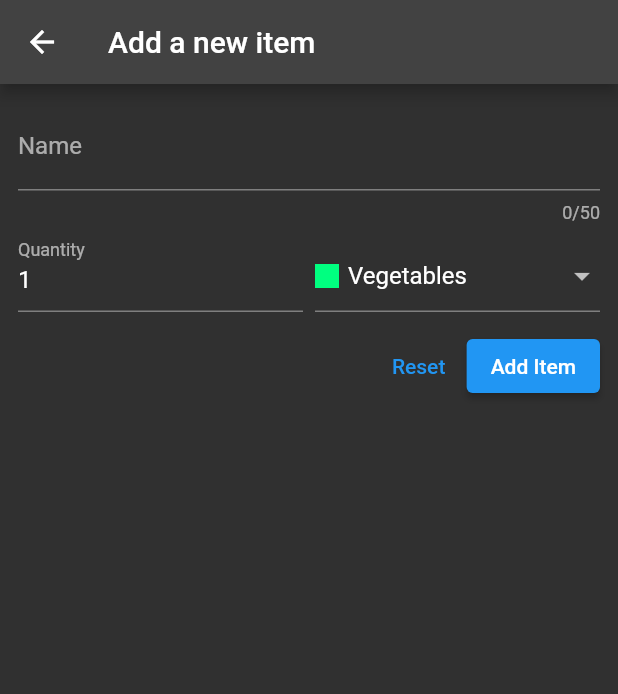
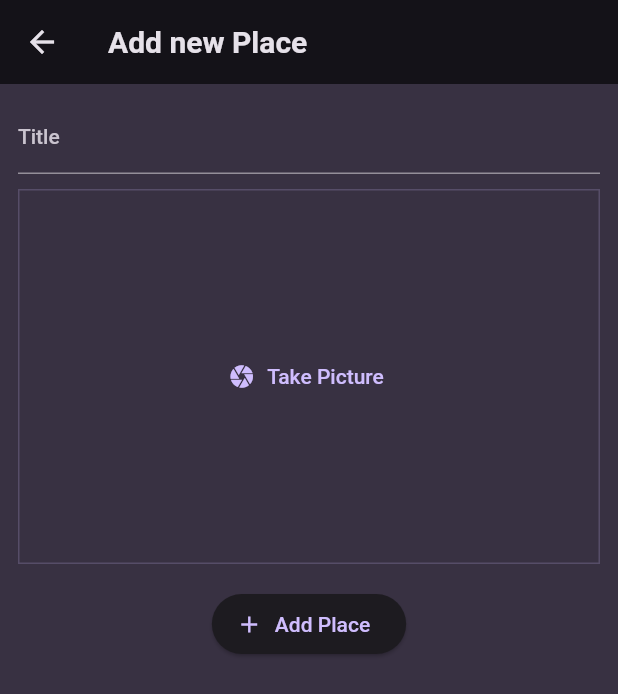
Before and after one commit to seolhs04/flutter-playground, a Flutter app: the screen it shows after launch, after a tap on the "add" icon, on a phone screen of 412 x 824 dp. Shown: the top 694 px of the screen. Run offline on Flutter 3.47's test engine with Material 2 defaults, Android fonts, the phone set to English and light mode, and no system bars; our stand-ins replace flutter_bloc, flutter_dotenv, google_fonts, image_picker, shared_preferences, transparent_image; network calls fail.

Commit message:
use image picker

```diff
--- /dev/null
+++ b/lib/apps/favorite_places/main.dart
@@ -0,0 +1,47 @@
+import 'package:flutter/material.dart';
+import 'package:flutter_app/apps/favorite_places/providers/user_places_cubit.dart';
+import 'package:flutter_app/apps/favorite_places/screens/places.dart';
+import 'package:flutter_bloc/flutter_bloc.dart';
+
+import 'package:google_fonts/google_fonts.dart';
+
+final colorScheme = ColorScheme.fromSeed(
+  brightness: Brightness.dark,
+  seedColor: const Color.fromARGB(255, 102, 6, 247),
+  background: const Color.fromARGB(255, 56, 49, 66),
+);
+
+final theme = ThemeData().copyWith(
+  useMaterial3: true,
+  scaffoldBackgroundColor: colorScheme.background,
+  colorScheme: colorScheme,
+  textTheme: GoogleFonts.ubuntuCondensedTextTheme().copyWith(
+    titleSmall: GoogleFonts.ubuntuCondensed(
+      fontWeight: FontWeight.bold,
+    ),
+    titleMedium: GoogleFonts.ubuntuCondensed(
+      fontWeight: FontWeight.bold,
+    ),
+    titleLarge: GoogleFonts.ubuntuCondensed(
+      fontWeight: FontWeight.bold,
+    ),
+  ),
+);
+
+class FavoritePlacesApp extends StatelessWidget {
+  const FavoritePlacesApp({Key? key}) : super(key: key);
+
+  @override
+  Widget build(BuildContext context) {
+    return MultiBlocProvider(
+      providers: [
+        BlocProvider(create: (ctx) => UserPlacesCubit()),
+      ],
+      child: MaterialApp(
+        title: 'Great Places',
+        theme: theme,
+        home: const PlacesScreen(),
+      ),
+    );
+  }
+}
--- /dev/null
+++ b/lib/apps/favorite_places/models/place.dart
@@ -0,0 +1,10 @@
+import 'package:uuid/uuid.dart';
+
+const uuid = Uuid();
+
+class Place {
+  Place({required this.title}) : id = uuid.v4();
+
+  final String id;
+  final String title;
+}
--- /dev/null
+++ b/lib/apps/favorite_places/providers/user_places_cubit.dart
@@ -0,0 +1,12 @@
+import 'package:flutter_bloc/flutter_bloc.dart';
+
+import '../models/place.dart';
+
+class UserPlacesCubit extends Cubit<List<Place>> {
+  UserPlacesCubit() : super([]);
+
+  void addPlace(String title) {
+    final newPlace = Place(title: title);
+    emit([...state, newPlace]);
+  }
+}
--- /dev/null
+++ b/lib/apps/favorite_places/screens/add_place.dart
@@ -0,0 +1,66 @@
+import 'package:flutter/material.dart';
+import 'package:flutter_app/apps/favorite_places/providers/user_places_cubit.dart';
+import 'package:flutter_app/apps/favorite_places/widgets/image_input.dart';
+import 'package:flutter_bloc/flutter_bloc.dart';
+
+import '../models/place.dart';
+
+class AddPlaceScreen extends StatefulWidget {
+  const AddPlaceScreen({super.key});
+
+  @override
+  State<AddPlaceScreen> createState() => _AddPlaceScreenState();
+}
+
+class _AddPlaceScreenState extends State<AddPlaceScreen> {
+  final _titleController = TextEditingController();
+
+  void _savePlace(BuildContext context) {
+    final enteredText = _titleController.text;
+    if (enteredText.isEmpty) {
+      return;
+    }
+    context.read<UserPlacesCubit>().addPlace(enteredText);
+    Navigator.of(context).pop();
+  }
+
+  @override
+  void dispose() {
+    _titleController.dispose();
+    super.dispose();
+  }
+
+  @override
+  Widget build(BuildContext context) {
+    return BlocBuilder<UserPlacesCubit, List<Place>>(builder: (context, _) {
+      return Scaffold(
+        appBar: AppBar(
+          title: const Text('Add new Place'),
+        ),
+        body: SingleChildScrollView(
+          padding: const EdgeInsets.all(12),
+          child: Column(
+            children: [
+              TextField(
+                decoration: const InputDecoration(labelText: 'Title'),
+                controller: _titleController,
+                style: TextStyle(
+                    color: Theme.of(context).colorScheme.onBackground),
+              ),
+              const SizedBox(height: 10),
+              const ImageInput(),
+              const SizedBox(height: 16),
+              ElevatedButton.icon(
+                onPressed: () {
+                  _savePlace(context);
+                },
+                icon: const Icon(Icons.add),
+                label: const Text('Add Place'),
+              )
+            ],
+          ),
+        ),
+      );
+    });
+  }
+}
--- /dev/null
+++ b/lib/apps/favorite_places/screens/place_detail.dart
@@ -0,0 +1,25 @@
+import 'package:flutter/material.dart';
+import 'package:flutter_app/apps/favorite_places/models/place.dart';
+
+class PlaceDetailScreen extends StatelessWidget {
+  const PlaceDetailScreen({super.key, required this.place});
+
+  final Place place;
+
+  @override
+  Widget build(BuildContext context) {
+    return Scaffold(
+      appBar: AppBar(
+        title: Text(place.title),
+      ),
+      body: Center(
+        child: Text(
+          place.title,
+          style: Theme.of(context).textTheme.bodyLarge!.copyWith(
+                color: Theme.of(context).colorScheme.onBackground,
+              ),
+        ),
+      ),
+    );
+  }
+}
--- /dev/null
+++ b/lib/apps/favorite_places/screens/places.dart
@@ -0,0 +1,32 @@
+import 'package:flutter/material.dart';
+import 'package:flutter_app/apps/favorite_places/models/place.dart';
+import 'package:flutter_app/apps/favorite_places/providers/user_places_cubit.dart';
+import 'package:flutter_app/apps/favorite_places/screens/add_place.dart';
+import 'package:flutter_app/apps/favorite_places/widgets/places_list.dart';
+import 'package:flutter_bloc/flutter_bloc.dart';
+
+class PlacesScreen extends StatelessWidget {
+  const PlacesScreen({super.key});
+
+  @override
+  Widget build(BuildContext context) {
+    return Scaffold(
+      appBar: AppBar(
+        title: const Text('Your Places'),
+        actions: [
+          IconButton(
+            onPressed: () {
+              Navigator.of(context).push(MaterialPageRoute(
+                builder: (ctx) => const AddPlaceScreen(),
+              ));
+            },
+            icon: const Icon(Icons.add),
+          ),
+        ],
+      ),
+      body: BlocBuilder<UserPlacesCubit, List<Place>>(
+        builder: (context, places) => PlacesList(places: places),
+      ),
+    );
+  }
+}
--- /dev/null
+++ b/lib/apps/favorite_places/widgets/image_input.dart
@@ -0,0 +1,63 @@
+import 'dart:io';
+
+import 'package:flutter/material.dart';
+import 'package:image_picker/image_picker.dart';
+
+class ImageInput extends StatefulWidget {
+  const ImageInput({super.key});
+
+  @override
+  State<ImageInput> createState() => _ImageInputState();
+}
+
+class _ImageInputState extends State<ImageInput> {
+  File? _selectedImage;
+
+  void _takePicture() async {
+    final imagePicker = ImagePicker();
+    final pickedImage =
+        await imagePicker.pickImage(source: ImageSource.gallery, maxWidth: 600);
+
+    if (pickedImage == null) {
+      return;
+    }
+
+    setState(() {
+      _selectedImage = File(pickedImage.path);
+    });
+  }
+
+  @override
+  Widget build(BuildContext context) {
+    Widget content = TextButton.icon(
+      onPressed: _takePicture,
+      icon: const Icon(Icons.camera),
+      label: const Text('Take Picture'),
+    );
+
+    if (_selectedImage != null) {
+      content = GestureDetector(
+        onTap: _takePicture,
+        child: Image.file(
+          _selectedImage!,
+          fit: BoxFit.cover,
+          width: double.infinity,
+          height: double.infinity,
+        ),
+      );
+    }
+
+    return Container(
+      decoration: BoxDecoration(
+        border: Border.all(
+          width: 1,
+          color: Theme.of(context).colorScheme.primary.withOpacity(0.2),
+        ),
+      ),
+      height: 250,
+      width: double.infinity,
+      alignment: Alignment.center,
+      child: content,
+    );
+  }
+}
--- /dev/null
+++ b/lib/apps/favorite_places/widgets/places_list.dart
@@ -0,0 +1,43 @@
+import 'package:flutter/material.dart';
+import 'package:flutter_app/apps/favorite_places/screens/place_detail.dart';
+
+import '../models/place.dart';
+
+class PlacesList extends StatelessWidget {
+  const PlacesList({super.key, required this.places});
+
+  final List<Place> places;
+
+  @override
+  Widget build(BuildContext context) {
+    if (places.isEmpty) {
+      return Center(
+        child: Text(
+          'No Places added yet',
+          style: Theme.of(context).textTheme.bodyLarge!.copyWith(
+                color: Theme.of(context).colorScheme.onBackground,
+              ),
+        ),
+      );
+    }
+
+    return ListView.builder(
+      itemCount: places.length,
+      itemBuilder: (ctx, index) => ListTile(
+        title: Text(
+          places[index].title,
+          style: Theme.of(context).textTheme.titleMedium!.copyWith(
+                color: Theme.of(context).colorScheme.onBackground,
+              ),
+        ),
+        onTap: () {
+          Navigator.of(context).push(
+            MaterialPageRoute(
+              builder: (ctx) => PlaceDetailScreen(place: places[index]),
+            ),
+          );
+        },
+      ),
+    );
+  }
+}
--- a/lib/main.dart
+++ b/lib/main.dart
@@ -1,8 +1,8 @@
 import 'package:flutter/material.dart';
-import 'package:flutter_app/apps/shoppingList/main.dart';
+import 'package:flutter_app/apps/favorite_places/main.dart';
 import 'package:flutter_dotenv/flutter_dotenv.dart';
 
 void main() async {
   await dotenv.load(fileName: ".env");
-  runApp(const ShoppingListApp());
+  runApp(const FavoritePlacesApp());
 }
--- a/pubspec.yaml
+++ b/pubspec.yaml
@@ -44,6 +44,7 @@ dependencies:
   flutter_riverpod: ^2.3.6
   flutter_bloc: ^8.1.2
   flutter_dotenv: ^5.0.2
+  image_picker: ^0.8.7+5
 
 dev_dependencies:
   flutter_test:
```
Also changed, not shown: 1 other file.
